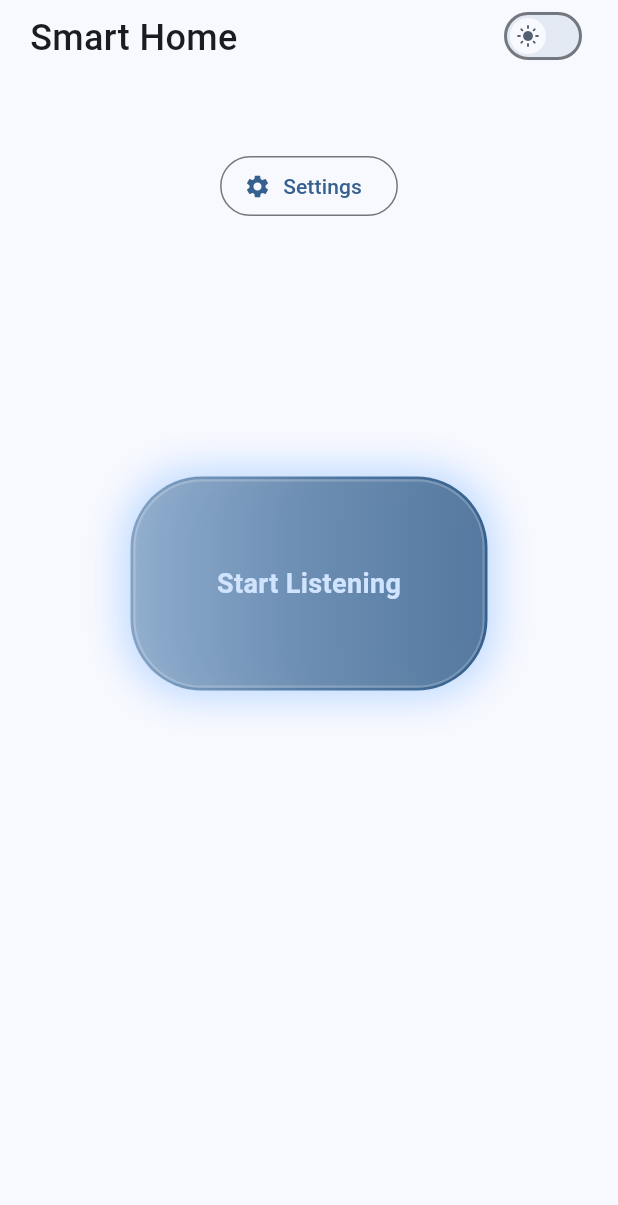
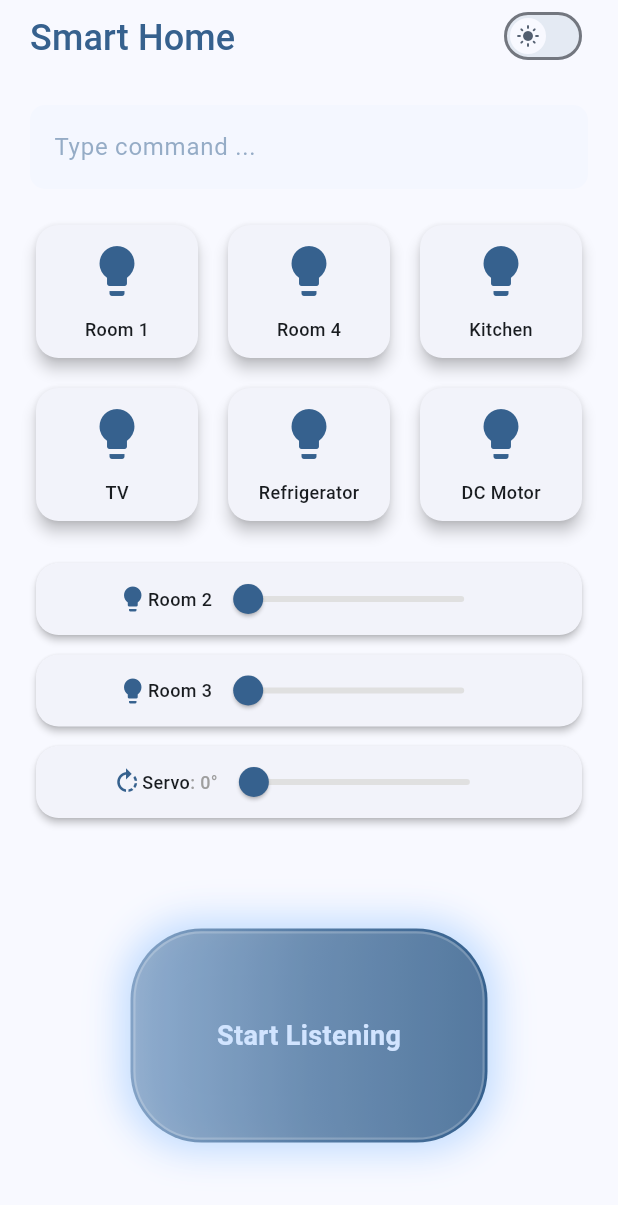
Before and after one commit to HaseebKahn365/ai_es, a Flutter app: the screen it shows after launch, on a phone screen of 412 x 824 dp. Shown: the top 1205 px of the screen. Run offline on Flutter 3.47's test engine with Material 3 defaults, Android fonts, the phone set to English and light mode, and no system bars; our stand-ins replace flutter_tts, speech_to_text.

Commit message:
adjusted ui

```diff
--- a/lib/ai_provider.dart
+++ b/lib/ai_provider.dart
@@ -5,6 +5,30 @@ import 'package:flutter/material.dart';
 import 'package:flutter_tts/flutter_tts.dart';
 import 'package:http/http.dart' as http;
 import 'package:speech_to_text/speech_to_text.dart' as stt;
+
+/*
+
+self.device_states = {
+            # Lights with ON/OFF and Intensity Control
+            "room 1 light": "off",
+            "room 2 light": {"state": "off", "intensity": 0},  # Intensity control (0-100%)
+            "room 3 light": {"state": "off", "intensity": 0},  # Intensity control (0-100%)
+            "room 4 light": "off",
+            "kitchen light": "off",
+
+            # TV and Refrigerator (ON/OFF)
+            "TV": "off",
+            "Refrigerator": "off",
+
+            # DC Motor (ON/OFF)
+            "DC motor": "off",
+
+            # Servo Motor (Clockwise/Anticlockwise in degrees)
+            "Servo motor": {"direction": "none", "degrees": 0}
+        }
+ */
+
+//in the above configs only Room1, room4, kitchen light, TV, Refrigerator, DC motor are on/off switches are of bool type
 
 class AIAssistantProvider extends ChangeNotifier {
   final stt.SpeechToText _speech = stt.SpeechToText();
@@ -16,6 +40,20 @@ class AIAssistantProvider extends ChangeNotifier {
 
   String voiceEndPoint = 'http://192.168.149.254:5000/voice-command';
   String commandEndPoint = 'http://192.168.149.254:5000/command';
+
+  Map<String, dynamic> deviceStates = {
+    'room 1 light': 'off',
+    'room 2 light': {'state': 'off', 'intensity': 0},
+    'room 3 light': {'state': 'off', 'intensity': 0},
+    'room 4 light': 'off',
+    'kitchen light': 'off',
+    'TV': 'off',
+    'Refrigerator': 'off',
+    'DC motor': 'off',
+    'Servo motor': {'direction': 'none', 'degrees': 0},
+  };
+
+  //
 
   void setVoiceEndPoint(String endPoint) {
     voiceEndPoint = endPoint;
--- /dev/null
+++ b/lib/bool_children.dart
@@ -0,0 +1,181 @@
+/*
+
+self.device_states = {
+            # Lights with ON/OFF and Intensity Control
+            "room 1 light": "off",
+            "room 2 light": {"state": "off", "intensity": 0},  # Intensity control (0-100%)
+            "room 3 light": {"state": "off", "intensity": 0},  # Intensity control (0-100%)
+            "room 4 light": "off",
+            "kitchen light": "off",
+
+            # TV and Refrigerator (ON/OFF)
+            "TV": "off",
+            "Refrigerator": "off",
+
+            # DC Motor (ON/OFF)
+            "DC motor": "off",
+
+            # Servo Motor (Clockwise/Anticlockwise in degrees)
+            "Servo motor": {"direction": "none", "degrees": 0}
+        }
+ */
+
+//in the above configs only Room1, room4, kitchen light, TV, Refrigerator, DC motor are on/off switches are of bool type
+
+//we need to create stunning looking cards for each of the above devices with icon and a lable
+
+import 'package:flutter/material.dart';
+
+class BoolChildren extends StatelessWidget {
+  const BoolChildren({super.key});
+
+  @override
+  Widget build(BuildContext context) {
+    return GridView.builder(
+      shrinkWrap: true,
+      physics: const NeverScrollableScrollPhysics(),
+      gridDelegate: const SliverGridDelegateWithFixedCrossAxisCount(
+        crossAxisCount: 3, // 3 items per row
+        mainAxisSpacing: 12,
+        crossAxisSpacing: 12,
+        childAspectRatio: 1.2, // Adjust to balance size
+      ),
+      itemCount: 6,
+      itemBuilder: (context, index) {
+        final devices = deviceNames.keys.toList();
+        return BoolChild(device: devices[index]);
+      },
+    );
+  }
+}
+
+class BoolChild extends StatelessWidget {
+  final String device;
+  const BoolChild({super.key, required this.device});
+
+  @override
+  Widget build(BuildContext context) {
+    return Card(
+      elevation: 4,
+      shape: RoundedRectangleBorder(
+        borderRadius: BorderRadius.circular(15),
+      ),
+      child: Column(
+        mainAxisAlignment: MainAxisAlignment.center,
+        children: [
+          Icon(
+            Icons.lightbulb,
+            size: 40,
+            color: Theme.of(context).colorScheme.primary,
+          ),
+          const SizedBox(height: 10),
+          Text(
+            deviceNames[device] ?? device,
+            style: const TextStyle(
+              fontSize: 12,
+              fontWeight: FontWeight.w500,
+            ),
+          ),
+        ],
+      ),
+    );
+  }
+}
+
+//user friendly names for the devices
+const Map<String, String> deviceNames = {
+  "room 1 Light": "Room 1",
+  "room 4 Light": "Room 4",
+  "kitchen Light": "Kitchen",
+  "TV": "TV",
+  "Refrigerator": "Refrigerator",
+  "DC motor": "DC Motor",
+
+  // devices with intensity control
+  "room 2 Light": "Room 2",
+  "room 3 Light": "Room 3",
+  "Servo motor": "Servo",
+};
+
+//lets create devices with intensity control using slider for room2 and room3 light and servo motor
+
+class SliderChildren extends StatelessWidget {
+  const SliderChildren({super.key});
+
+  @override
+  Widget build(BuildContext context) {
+    return const Column(
+      children: [
+        SliderChild(device: "room 2 Light"),
+        SizedBox(height: 5),
+        SliderChild(device: "room 3 Light"),
+        SizedBox(height: 5),
+        SliderChild(device: "Servo motor"),
+      ],
+    );
+  }
+}
+
+class SliderChild extends StatelessWidget {
+  final String device;
+  const SliderChild({super.key, required this.device});
+
+  @override
+  Widget build(BuildContext context) {
+    return Card(
+      elevation: 2,
+      shape: RoundedRectangleBorder(
+        borderRadius: BorderRadius.circular(15),
+      ),
+      child: Row(
+        mainAxisAlignment: MainAxisAlignment.center,
+        children: [
+          Icon(
+            device == "Servo motor" ? Icons.rotate_right : Icons.lightbulb,
+            size: 20,
+            color: Theme.of(context).colorScheme.primary,
+          ),
+          const SizedBox(height: 10),
+          Text(
+            deviceNames[device] ?? device,
+            style: const TextStyle(
+              fontSize: 12,
+              fontWeight: FontWeight.w500,
+            ),
+          ),
+          const SizedBox(height: 10),
+          if (device == "Servo motor")
+            Row(
+              children: [
+                const Text(
+                  ": 0°",
+                  style: TextStyle(
+                    fontSize: 12,
+                    fontWeight: FontWeight.w500,
+                    color: Colors.grey,
+                  ),
+                ),
+                Slider(
+                  value: 0,
+                  onChanged: (value) {},
+                  min: 0,
+                  max: 180,
+                  activeColor: Theme.of(context).colorScheme.primary,
+                  inactiveColor: Colors.grey[300],
+                ),
+              ],
+            )
+          else
+            Slider(
+              value: 0,
+              onChanged: (value) {},
+              min: 0,
+              max: 100,
+              activeColor: Theme.of(context).colorScheme.primary,
+              inactiveColor: Colors.grey[300],
+            ),
+        ],
+      ),
+    );
+  }
+}
--- a/lib/local_host_service.dart
+++ b/lib/home.dart
@@ -1,4 +1,5 @@
 import 'package:ai_es/ai_provider.dart';
+import 'package:ai_es/bool_children.dart';
 import 'package:ai_es/listening_button.dart';
 import 'package:ai_es/main.dart';
 import 'package:ai_es/settings_scree.dart';
@@ -25,12 +26,28 @@ class VoiceControlScreen extends StatelessWidget {
                     child: Padding(
                       padding: const EdgeInsets.only(top: 8.0),
                       child: Row(
+                        crossAxisAlignment: CrossAxisAlignment.start,
                         children: [
-                          const Text(
+                          TextButton(
+                            style: TextButton.styleFrom(
+                              padding: EdgeInsets.zero,
+                              minimumSize: Size.zero,
+                              tapTargetSize: MaterialTapTargetSize.shrinkWrap,
+                              alignment: Alignment.centerLeft,
+                            ),
+                            onPressed: () {
+                              Navigator.of(context).push(
+                                MaterialPageRoute(
+                                  builder: (context) => const SettingsScreen(),
+                                ),
+                              );
+                            },
+                            child: const Text(
                               'Smart Home',
                               style: TextStyle(
                                 fontSize: 24,
                                 fontWeight: FontWeight.w500,
+                              ),
                             ),
                           ),
                           const SizedBox(width: 10),
@@ -68,22 +85,45 @@ class VoiceControlScreen extends StatelessWidget {
                     child: Column(
                       mainAxisAlignment: MainAxisAlignment.start,
                       children: [
-                        const SizedBox(height: 100),
+                        const SizedBox(height: 70),
+                        //a minimalist text field for sending the command directly
+
+                        TextField(
+                          decoration: InputDecoration(
+                            hintText: 'Type command ...',
+                            hintStyle: TextStyle(
+                              color: Theme.of(context).colorScheme.primary.withOpacity(0.5),
+                            ),
+                            filled: true,
+                            fillColor: Theme.of(context).colorScheme.primaryContainer.withOpacity(0.1),
+                            border: OutlineInputBorder(
+                              borderRadius: BorderRadius.circular(10),
+                              borderSide: BorderSide.none,
+                            ),
+                            focusedBorder: OutlineInputBorder(
+                              borderRadius: BorderRadius.circular(10),
+                              borderSide: BorderSide.none,
+                            ),
+                          ),
+                          onSubmitted: (value) {
+                            aiProvider.sendVoiceCommand(value);
+                          },
+                        ),
+                        const SizedBox(height: 20),
                         //settings icon outline button
-                        OutlinedButton.icon(
-                          onPressed: () {
-                            // Navigate to settings screen using material route to SettingsScreen()
-                            Navigator.of(context).push(MaterialPageRoute(
-                              builder: (context) => const SettingsScreen(),
-                            ));
-                          },
-                          style: OutlinedButton.styleFrom(
-                            shape: const StadiumBorder(),
+
+                        // a sized box containing a all the button cards with bool states
+                        const SizedBox(
+                          // height: 300,
+                          // color: Colors.green.withOpacity(0.1),
+                          child: BoolChildren(),
                         ),
-                          icon: const Icon(Icons.settings),
-                          label: const Text('Settings'),
-                        ),
-                        const SizedBox(height: 100),
+                        const SizedBox(height: 20),
+
+                        //sliders for the servo motor, room2 light, room3 light
+                        // const SizedBox(height: 20),
+                        const SliderChildren(),
+                        // const SizedBox(height: 100),
                         Container(
                           padding: const EdgeInsets.all(16),
                           width: double.infinity,
@@ -97,7 +137,6 @@ class VoiceControlScreen extends StatelessWidget {
                             textAlign: TextAlign.center,
                           ),
                         ),
-                        // create a stylish button to start listening but make sure to use animated container and gesture detector
                         const ListeningButton(),
                       ],
                     ),
@@ -109,9 +148,17 @@ class VoiceControlScreen extends StatelessWidget {
                       bottom: 20, // Position at the bottom
                       left: 20, // Add left padding
                       right: 20, // Add right padding to constrain width
+                      child: Dismissible(
+                        key: Key(aiProvider.error), // Unique key for dismissible
+                        direction: DismissDirection.up, // Swipe up to dismiss
+                        onDismissed: (direction) {},
                         child: Container(
                           padding: const EdgeInsets.all(8),
                           constraints: const BoxConstraints(maxWidth: 300), // Limit width
+                          decoration: BoxDecoration(
+                            color: Theme.of(context).colorScheme.error.withOpacity(0.1),
+                            borderRadius: BorderRadius.circular(10),
+                          ),
                           child: Text(
                             aiProvider.error,
                             style: const TextStyle(
@@ -121,6 +168,7 @@ class VoiceControlScreen extends StatelessWidget {
                             textAlign: TextAlign.center,
                             softWrap: true, // Enable text wrapping
                             overflow: TextOverflow.visible, // Show all text
+                          ),
                         ),
                       ),
                     ),
--- a/lib/listening_button.dart
+++ b/lib/listening_button.dart
@@ -51,7 +51,9 @@ class _ListeningButtonState extends State<ListeningButton> with TickerProviderSt
   Widget build(BuildContext context) {
     return Consumer<AIAssistantProvider>(
       builder: (context, aiProvider, child) {
-        return Stack(
+        return Column(
+          children: [
+            Stack(
               children: [
                 AnimatedBuilder(
                   animation: aiProvider.isListening ? _pulseController : _breathingController,
@@ -138,6 +140,8 @@ class _ListeningButtonState extends State<ListeningButton> with TickerProviderSt
                   ),
                 ),
               ],
+            ),
+          ],
         );
       },
     );
--- a/lib/main.dart
+++ b/lib/main.dart
@@ -1,5 +1,5 @@
 import 'package:ai_es/ai_provider.dart';
-import 'package:ai_es/local_host_service.dart';
+import 'package:ai_es/home.dart';
 import 'package:flutter/material.dart';
 import 'package:provider/provider.dart';
 
```
Lines whose indentation alone changed are shown as unchanged.
